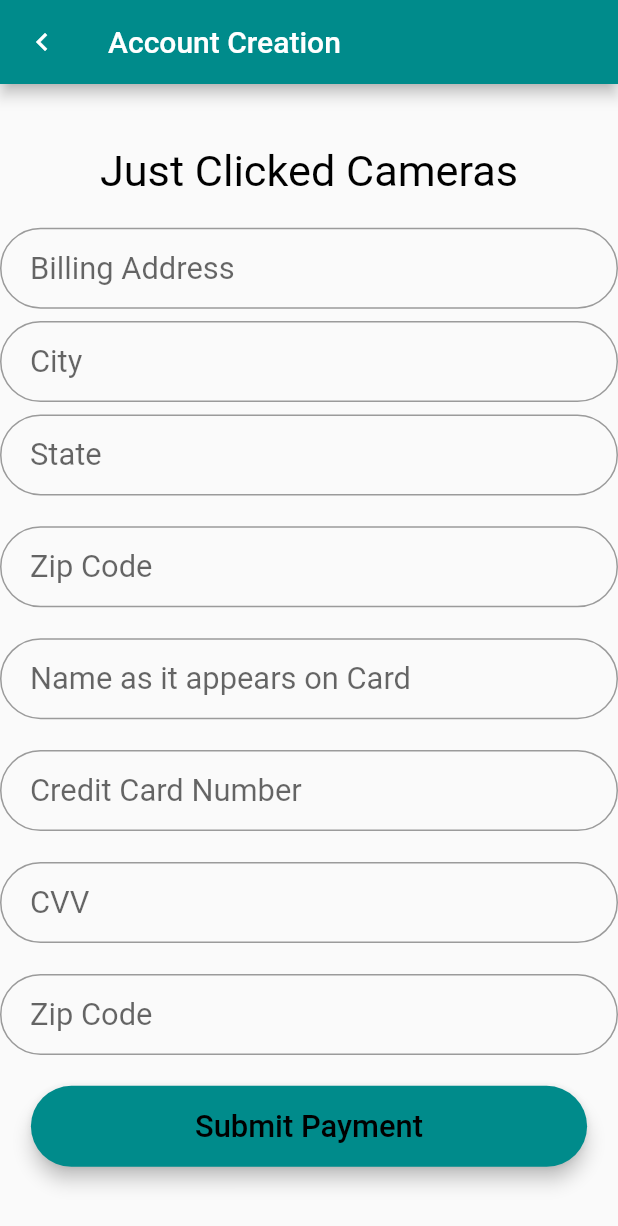
After one commit to GinaGuidotti/SE330-Project1-Sp20, a Flutter app: the PaymentTypePage screen opened directly, on a phone screen of 412 x 824 dp. The commit adds this screen. Shown: the top 1226 px of the screen. Run offline on Flutter 3.47's test engine with Material 2 defaults, Android fonts, the phone set to English and light mode, and no system bars; our stand-ins replace bloc, equatable, flutter_icons, flutter_secure_storage; accounts and stored records are empty.

Commit message:
Payment types and reviewing pages....getting them started...woooo

```diff
--- a/se330_project1/lib/main.dart
+++ b/se330_project1/lib/main.dart
@@ -46,6 +46,10 @@ class MyMainPage extends StatelessWidget{
   Future navigateToAccountCreation(context) async {
     print('Future Implementation');
     //Navigator.push(context, MaterialPageRoute(builder: (context) => AccountCreation()));
+  }
+    Future navigateToPaymentType(context) async {
+    print('Future Implementation');
+    //Navigator.push(context, MaterialPageRoute(builder: (context) => PaymentInputType()));
   }
 
   @override
--- /dev/null
+++ b/se330_project1/lib/model/PaymentDatabase.dart
@@ -0,0 +1,23 @@
+
+import 'package:intl/intl.dart';
+
+class PaymentData {
+  String  streetAddress, city, state, zipCode, creditNumber, cvv, nameOnCard;
+  DateFormat expirationDate;
+
+  //EmailDatabase({ this.email, this.comment});
+   PaymentData(String ad, String ct, String st, String zp, String cn, String cv, String nm, DateFormat ex){
+     streetAddress = ad;
+     city = ct;
+     state = st;
+     zipCode = zp;
+     creditNumber = cn;
+     cvv = cv;
+     nameOnCard = nm;
+     expirationDate = ex;
+   }
+}
+
+List<PaymentData> pastComments = [
+  //EmailDatabase(email: 'test@yahoo.com', comment: "this is a comment here"),
+];
--- /dev/null
+++ b/se330_project1/lib/screens/PaymentInputType.dart
@@ -0,0 +1,187 @@
+import 'package:flutter/material.dart';
+import 'package:intl/intl.dart';
+import 'package:se330_project1/globalvariables.dart';
+import 'package:se330_project1/screens/home.dart';
+import 'package:se330_project1/model/CameraList.dart';
+import 'package:se330_project1/model/CartItems.dart';
+import 'package:se330_project1/main.dart';
+
+class PaymentType extends StatelessWidget{
+
+  @override
+  Widget build( BuildContext context){
+
+    return MaterialApp(
+      debugShowCheckedModeBanner: false,
+      title: 'Enter Payment Information',
+          theme: ThemeData(
+            primarySwatch: Colors.blue,
+            primaryColor: DarkCyan,
+          ),
+      home: PaymentTypePage(),
+      );
+  }
+}
+
+class PaymentTypePage extends StatelessWidget{
+  String  streetAddress, city, state, zipCode, creditNumber, cvv, nameOnCard;
+  DateFormat expirationDate = new DateFormat();
+
+  // Future navigateToHome(context) async {
+  //   Navigator.push(context, MaterialPageRoute(builder: (context) => HomePage()));
+  // }
+
+  // Future naaviageToLogin(context) async {
+  //   //Navigator.pop(context);
+  //   Navigator.push(context, MaterialPageRoute(builder: (context) => MyApp()));
+  // }
+
+
+  @override
+  Widget build(BuildContext context){
+
+   double screenWidth = MediaQuery.of(context).size.width;
+   double screenHeight = MediaQuery.of(context).size.height;
+   TextStyle style = TextStyle(fontSize: screenWidth*0.05, color: Colors.black);
+   TextStyle bigStyle = TextStyle(fontSize: screenWidth*0.07, color: Colors.black);
+
+    final streetAddressField = TextField(
+      onChanged: (String value){
+        streetAddress = value;
+      },
+      style: style,
+      decoration: InputDecoration(
+        contentPadding: EdgeInsets.fromLTRB(20.0, 15.0, 20.0, 15.0),
+        hintText: "Billing Address",
+        border:
+          OutlineInputBorder(borderRadius: BorderRadius.circular(32.0))),
+    );
+
+    final cityField = TextField(
+      onChanged: (String value){
+        city = value;
+      },
+      style: style,
+      decoration: InputDecoration(
+        contentPadding: EdgeInsets.fromLTRB(20.0, 15.0, 20.0, 15.0),
+        hintText: "City",
+        border:
+          OutlineInputBorder(borderRadius: BorderRadius.circular(32.0))),
+    );
+
+    final stateField = TextField(
+      onChanged: (String value){
+        state = value;
+      },
+      style: style,
+      decoration: InputDecoration(
+        contentPadding: EdgeInsets.fromLTRB(20.0, 15.0, 20.0, 15.0),
+        hintText: "State",
+        border:
+          OutlineInputBorder(borderRadius: BorderRadius.circular(32.0))),
+    );
+
+    final zipCodeField = TextField(
+      onChanged: (String value){
+        zipCode = value;
+      },
+      style: style,
+      decoration: InputDecoration(
+        contentPadding: EdgeInsets.fromLTRB(20.0, 15.0, 20.0, 15.0),
+        hintText: "Zip Code",
+        border:
+          OutlineInputBorder(borderRadius: BorderRadius.circular(32.0))),
+    );
+
+    final nameField = TextField(
+      onChanged: (String value){
+        nameOnCard = value;
+      },
+      style: style,
+      decoration: InputDecoration(
+        contentPadding: EdgeInsets.fromLTRB(20.0, 15.0, 20.0, 15.0),
+        hintText: "Name as it appears on Card",
+        border:
+          OutlineInputBorder(borderRadius: BorderRadius.circular(32.0))),
+    );
+
+    final creditCardField = TextField(
+      onChanged: (String value){
+        creditNumber = value;
+      },
+      obscureText: true,
+      style: style,
+      decoration: InputDecoration(
+        contentPadding: EdgeInsets.fromLTRB(20.0, 15.0, 20.0, 15.0),
+        hintText: "Credit Card Number",
+        border:
+          OutlineInputBorder(borderRadius: BorderRadius.circular(32.0))),
+    );
+
+    final cvvField = TextField(
+      onChanged: (String value){
+        cvv = value;
+      },
+      style: style,
+      decoration: InputDecoration(
+        contentPadding: EdgeInsets.fromLTRB(20.0, 15.0, 20.0, 15.0),
+        hintText: "CVV",
+        border:
+          OutlineInputBorder(borderRadius: BorderRadius.circular(32.0))),
+    );
+
+    final submitPaymentButton = Material(
+      elevation: 5.0,
+      borderRadius: BorderRadius.circular(30.0),
+      color: DarkCyan,
+      child: MaterialButton(
+        minWidth: MediaQuery.of(context).size.width*0.9,
+        padding: EdgeInsets.fromLTRB(20.0, 15.0, 20.0, 15.0),
+        onPressed: () {
+        },
+        child: Text('Submit Payment', style: style, textAlign: TextAlign.center,)
+      ),
+    );
+
+    return Scaffold(
+      appBar: AppBar(
+        leading: IconButton(
+          icon: Icon(Icons.chevron_left),
+          onPressed: (){
+            //navigateToLogin(context);
+          }
+          ),
+        title: Text('Account Creation'),
+      ),
+      //drawer: CollapsingNavigationDrawer(),
+      body: Column(
+        children: <Widget>[
+          SizedBox(height: screenWidth*0.10,),
+          //SizedBox(height: screenHeight*0.2, child: Image.asset('assets/JCClogo.jpg')),
+          Text('Just Clicked Cameras', style: bigStyle),
+          SizedBox(height: screenWidth*0.05,),
+          streetAddressField,
+          SizedBox(height: screenWidth*0.02,),
+          cityField,
+          SizedBox(height: screenWidth*0.02,),
+          stateField,
+          SizedBox(height: screenWidth*0.05,),
+          zipCodeField,
+          SizedBox(height: screenWidth*0.05,),
+          nameField,
+          SizedBox(height: screenWidth*0.05,),
+          creditCardField,
+          SizedBox(height: screenWidth*0.05,),
+          cvvField,
+          SizedBox(height: screenWidth*0.05,),
+          zipCodeField,
+          // Divider(thickness: 2.0, color: DarkCyan, height: 20),
+          SizedBox(height: screenWidth*0.05,),
+          submitPaymentButton
+        ],
+      ),
+
+    );
+  }
+
+}
```
Also changed, not shown: se330_project1/lib/screens/PaymentInput.dart (deleted), se330_project1/lib/screens/ReviewAllInformation.dart (added), 1 other file.
